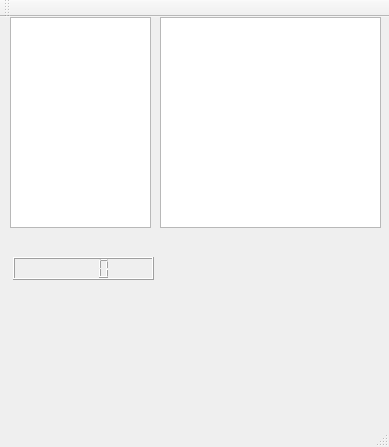
Rinderen/Student, file text/mainwindow.ui: the form before one commit.
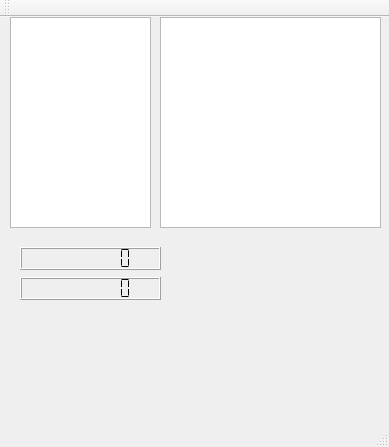
The form after the commit.

The edit to the form file:
```diff
--- a/text/mainwindow.ui
+++ b/text/mainwindow.ui
@@ -13,6 +13,9 @@
   <property name="windowTitle">
    <string>MainWindow</string>
   </property>
+  <property name="layoutDirection">
+   <enum>Qt::LeftToRight</enum>
+  </property>
   <widget class="QWidget" name="centralWidget">
    <widget class="QTextEdit" name="textEdit">
     <property name="geometry">
@@ -37,11 +40,45 @@
    <widget class="QLCDNumber" name="lcdNumber">
     <property name="geometry">
      <rect>
-      <x>13</x>
-      <y>240</y>
+      <x>20</x>
+      <y>230</y>
       <width>141</width>
       <height>23</height>
      </rect>
+    </property>
+    <property name="layoutDirection">
+     <enum>Qt::LeftToRight</enum>
+    </property>
+    <property name="digitCount">
+     <number>8</number>
+    </property>
+    <property name="mode">
+     <enum>QLCDNumber::Bin</enum>
+    </property>
+    <property name="segmentStyle">
+     <enum>QLCDNumber::Flat</enum>
+    </property>
+   </widget>
+   <widget class="QLCDNumber" name="randLcdNumber">
+    <property name="geometry">
+     <rect>
+      <x>20</x>
+      <y>260</y>
+      <width>141</width>
+      <height>23</height>
+     </rect>
+    </property>
+    <property name="layoutDirection">
+     <enum>Qt::LeftToRight</enum>
+    </property>
+    <property name="digitCount">
+     <number>8</number>
+    </property>
+    <property name="mode">
+     <enum>QLCDNumber::Bin</enum>
+    </property>
+    <property name="segmentStyle">
+     <enum>QLCDNumber::Flat</enum>
     </property>
    </widget>
   </widget>
```
